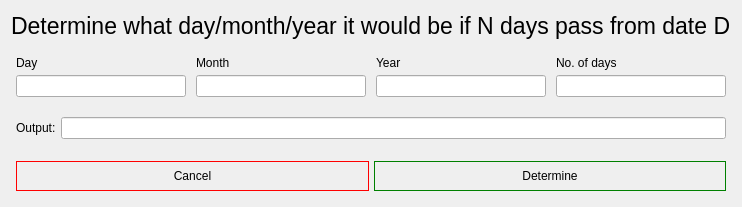
Old version of the form Erica/DateProcessing/daysafter.ui in the repository siot12/PBR-Proiect.
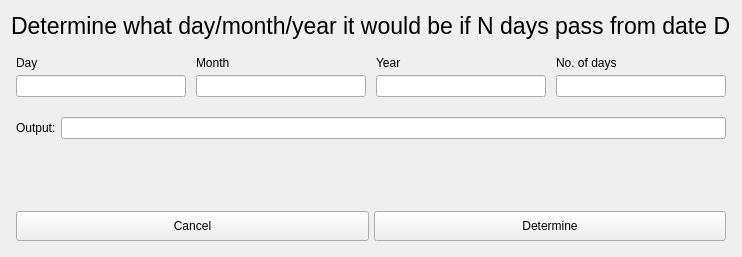
New version of the form.

```diff
--- a/Erica/DateProcessing/daysafter.ui
+++ b/Erica/DateProcessing/daysafter.ui
@@ -7,7 +7,7 @@
     <x>0</x>
     <y>0</y>
     <width>564</width>
-    <height>207</height>
+    <height>257</height>
    </rect>
   </property>
   <property name="sizePolicy">
@@ -180,9 +180,6 @@
          <height>30</height>
         </size>
        </property>
-       <property name="styleSheet">
-        <string notr="true">border: 1px solid red; border-radius: 20px;</string>
-       </property>
        <property name="text">
         <string>Cancel</string>
        </property>
@@ -196,9 +193,6 @@
          <height>30</height>
         </size>
        </property>
-       <property name="styleSheet">
-        <string notr="true">border: 1px solid green; border-radius: 20px;</string>
-       </property>
        <property name="text">
         <string>Determine</string>
        </property>
```
